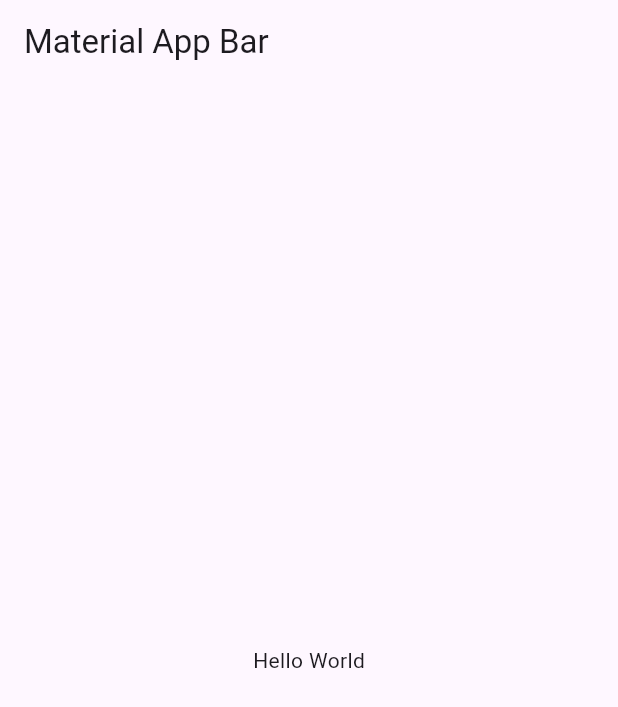
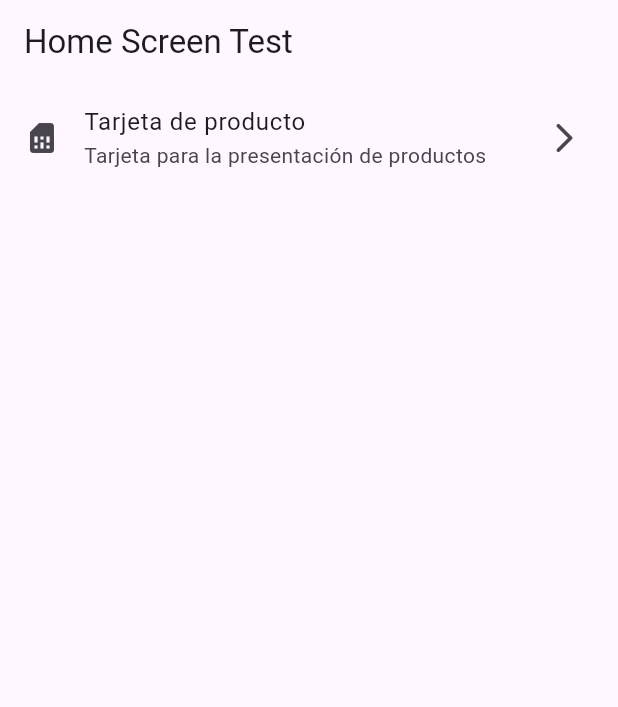
Before and after one commit to ManuelNZ20/ecofriendly_app_flutter, a Flutter app: the screen it shows after launch, on a phone screen of 412 x 824 dp. Shown: the top 707 px of the screen. Run offline on Flutter 3.47's test engine with Material 3 defaults, Android fonts, the phone set to English and light mode, and no system bars; our stand-ins replace flutter_riverpod, go_router.

Commit message:
modified MyApp.dart

```diff
--- a/lib/app/app.dart
+++ b/lib/app/app.dart
@@ -0,0 +1,17 @@
+import 'package:ecofriendly_app/config/router/app_router.dart';
+import 'package:flutter/material.dart';
+import 'package:flutter_riverpod/flutter_riverpod.dart';
+
+class MyApp extends ConsumerWidget {
+  const MyApp({super.key});
+
+  @override
+  Widget build(BuildContext context, WidgetRef ref) {
+    final appRouter = ref.watch(appRouterProvider);
+    return MaterialApp.router(
+      debugShowCheckedModeBanner: false,
+      title: 'Ecofriendly App',
+      routerConfig: appRouter,
+    );
+  }
+}
--- a/lib/config/router/app_router.dart
+++ b/lib/config/router/app_router.dart
@@ -0,0 +1,25 @@
+import 'package:go_router/go_router.dart';
+import 'package:flutter_riverpod/flutter_riverpod.dart';
+
+import 'package:ecofriendly_app/core/utils/helpers/widgets/card_product_screen.dart';
+import 'package:ecofriendly_app/core/utils/helpers/widgets/screens_widgets.dart';
+
+final appRouterProvider = Provider<GoRouter>((ref) {
+  return GoRouter(
+    initialLocation: '/',
+    routes: [
+      GoRoute(
+        path: '/',
+        builder: (context, state) {
+          return const HomeWidgetsScreen();
+        },
+      ),
+      GoRoute(
+        path: '/card_product',
+        builder: (context, state) {
+          return const CardProductScreen();
+        },
+      ),
+    ],
+  );
+});
--- /dev/null
+++ b/lib/core/utils/helpers/data/items_list_widgets.dart
@@ -0,0 +1,11 @@
+import 'package:ecofriendly_app/core/utils/helpers/data/item_widget.dart';
+import 'package:flutter/material.dart';
+
+final itemMenuList = <ItemMenuWidget>[
+  ItemMenuWidget(
+    name: 'Tarjeta de producto',
+    description: 'Tarjeta para la presentación de productos',
+    iconData: Icons.sim_card,
+    location: '/card_product',
+  ),
+];
--- /dev/null
+++ b/lib/core/utils/helpers/widgets/home_widgets_screen.dart
@@ -0,0 +1,30 @@
+import 'package:ecofriendly_app/core/utils/helpers/data/items_list_widgets.dart';
+import 'package:flutter/material.dart';
+import 'package:go_router/go_router.dart';
+
+class HomeWidgetsScreen extends StatelessWidget {
+  static const String name = 'home_widgets_screen';
+  const HomeWidgetsScreen({super.key});
+
+  @override
+  Widget build(BuildContext context) {
+    return Scaffold(
+      appBar: AppBar(
+        title: const Text('Home Screen Test'),
+      ),
+      body: ListView.builder(
+        itemCount: itemMenuList.length,
+        itemBuilder: (context, index) {
+          final itemMenu = itemMenuList[index];
+          return ListTile(
+            title: Text(itemMenu.name),
+            subtitle: Text(itemMenu.description),
+            leading: Icon(itemMenu.iconData),
+            trailing: const Icon(Icons.arrow_forward_ios_rounded),
+            onTap: () => context.go(itemMenu.location),
+          );
+        },
+      ),
+    );
+  }
+}
--- /dev/null
+++ b/lib/core/utils/helpers/widgets/screens_widgets.dart
@@ -0,0 +1 @@
+export 'package:ecofriendly_app/core/utils/helpers/widgets/home_widgets_screen.dart';
--- a/lib/main.dart
+++ b/lib/main.dart
@@ -1,22 +1,11 @@
+import 'package:ecofriendly_app/app/app.dart';
 import 'package:flutter/material.dart';
+import 'package:flutter_riverpod/flutter_riverpod.dart';
 
-void main() => runApp(const MyApp());
-
-class MyApp extends StatelessWidget {
-  const MyApp({super.key});
-
-  @override
-  Widget build(BuildContext context) {
-    return MaterialApp(
-      title: 'Material App',
-      home: Scaffold(
-        appBar: AppBar(
-          title: const Text('Material App Bar'),
-        ),
-        body: const Center(
-          child: Text('Hello World'),
-        ),
-      ),
-    );
-  }
+void main() {
+  runApp(
+    const ProviderScope(
+      child: MyApp(),
+    ),
+  );
 }
```
Also changed, not shown: lib/core/utils/helpers/data/item_widget.dart (added, +15 -0 lines), lib/core/utils/helpers/widgets/card_product_screen.dart (added, +14 -0 lines).
